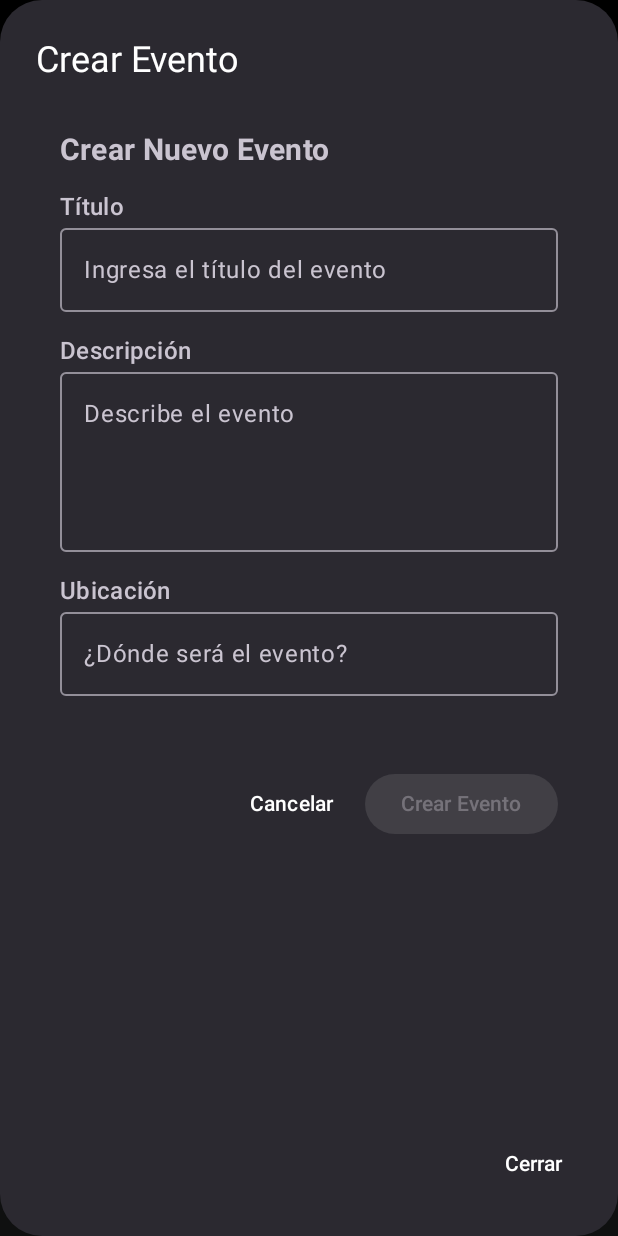
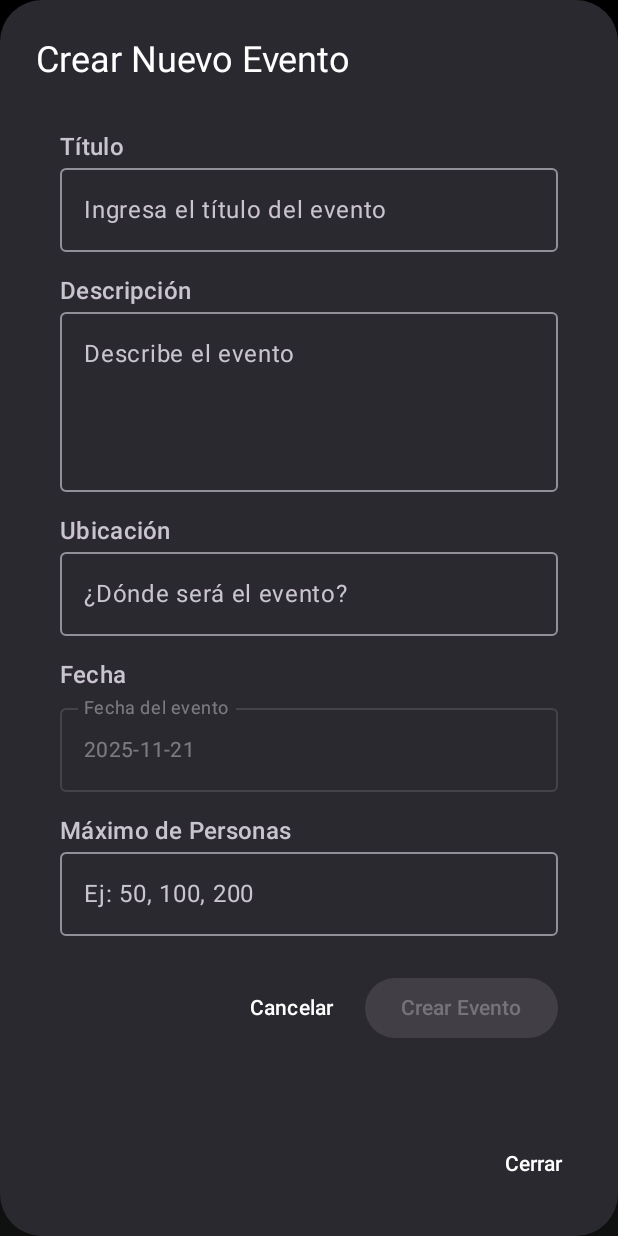
Before and after one commit to BMUOSOR/FrontendGestoreta, an Android app built with Jetpack Compose: the MainScreenGestor screen opened through its navigation route, after a tap on "Crear evento", on a phone screen of 412 x 824 dp. Run offline under Robolectric (Android 15) with nearby library versions, the phone set to English and light mode, and no system bars.

Commit message:
Datepicker Fecha y Max-Personas en Crear Eventos

```diff
--- a/app/src/main/java/com/example/frontendgestoreta/ui/components/CreateEventScreen.kt
+++ b/app/src/main/java/com/example/frontendgestoreta/ui/components/CreateEventScreen.kt
@@ -10,6 +10,9 @@ import androidx.compose.foundation.layout.fillMaxWidth
 import androidx.compose.foundation.layout.height
 import androidx.compose.foundation.layout.padding
 import androidx.compose.foundation.layout.width
+import androidx.compose.foundation.rememberScrollState
+import androidx.compose.foundation.text.KeyboardOptions
+import androidx.compose.foundation.verticalScroll
 import androidx.compose.material3.Button
 import androidx.compose.material3.OutlinedTextField
 import androidx.compose.material3.Text
@@ -22,6 +25,7 @@ import androidx.compose.runtime.setValue
 import androidx.compose.ui.Alignment
 import androidx.compose.ui.Modifier
 import androidx.compose.ui.text.font.FontWeight
+import androidx.compose.ui.text.input.KeyboardType
 import androidx.compose.ui.unit.dp
 import androidx.compose.ui.unit.sp
 import androidx.lifecycle.viewmodel.compose.viewModel
@@ -29,6 +33,9 @@ import com.example.frontendgestoreta.data.api.RetrofitClient
 import com.example.frontendgestoreta.data.models.EventDTO
 import com.example.frontendgestoreta.repository.EventRepository
 import com.example.frontendgestoreta.viewModel.EventViewModel
+import java.time.LocalDate
+import java.time.OffsetDateTime
+import java.time.ZoneOffset
 
 @Composable
 fun CreateEventScreen(
@@ -40,20 +47,18 @@ fun CreateEventScreen(
     var titulo by remember { mutableStateOf("") }
     var descripcion by remember { mutableStateOf("") }
     var ubicacion by remember { mutableStateOf("") }
+    var maxPersonas by remember { mutableStateOf("") }
+    var fecha by remember { mutableStateOf(LocalDate.now()) }
+
+    val scrollState = rememberScrollState()
 
     Column(
         modifier = Modifier
             .fillMaxSize()
-            .padding(16.dp),
+            .padding(16.dp)
+            .verticalScroll(scrollState),
         horizontalAlignment = Alignment.Start
     ) {
-        Text(
-            text = "Crear Nuevo Evento",
-            fontSize = 20.sp,
-            fontWeight = FontWeight.Bold
-        )
-        Spacer(modifier = Modifier.height(16.dp))
-
         // Campo Título
         Text(
             text = "Título",
@@ -92,6 +97,7 @@ fun CreateEventScreen(
 
         Spacer(modifier = Modifier.height(16.dp))
 
+        // Campo Ubicación
         Text(
             text = "Ubicación",
             fontWeight = FontWeight.Medium,
@@ -107,7 +113,45 @@ fun CreateEventScreen(
             singleLine = true
         )
 
-        Spacer(modifier = Modifier.height(24.dp))
+        Spacer(modifier = Modifier.height(16.dp))
+
+        // Campo Fecha
+        Text(
+            text = "Fecha",
+            fontWeight = FontWeight.Medium,
+            fontSize = 16.sp
+        )
+        Spacer(modifier = Modifier.height(4.dp))
+
+        DatePickerField(
+            label = "Fecha del evento",
+            date = fecha,
+            onDateSelected = { selected -> fecha = selected },
+            )
+        Spacer(modifier = Modifier.height(16.dp))
+
+        // Campo Máximo de Personas
+        Text(
+            text = "Máximo de Personas",
+            fontWeight = FontWeight.Medium,
+            fontSize = 16.sp
+        )
+        Spacer(modifier = Modifier.height(4.dp))
+        OutlinedTextField(
+            value = maxPersonas,
+            onValueChange = {
+                // Validar que solo sean números
+                if (it.all { char -> char.isDigit() } || it.isEmpty()) {
+                    maxPersonas = it
+                }
+            },
+            modifier = Modifier.fillMaxWidth(),
+            placeholder = { Text("Ej: 50, 100, 200") },
+            singleLine = true,
+            keyboardOptions = KeyboardOptions.Default.copy(
+                keyboardType = KeyboardType.Number
+            )
+        )
 
         Spacer(modifier = Modifier.height(24.dp))
 
@@ -129,7 +173,9 @@ fun CreateEventScreen(
                     val nuevoEvento = EventDTO(
                         titulo = titulo,
                         descripcion = descripcion,
-                        ubicacion = ubicacion
+                        ubicacion = ubicacion,
+                        fecha = fecha,
+                        maxPersonas = maxPersonas.toLongOrNull(),
                     )
                     Log.d("CreateEventScreen", "Evento creado: " + nuevoEvento.titulo)
                     viewModel.createEvent(nuevoEvento);
--- a/app/src/main/java/com/example/frontendgestoreta/ui/screens_gestor/MainScreenGestor.kt
+++ b/app/src/main/java/com/example/frontendgestoreta/ui/screens_gestor/MainScreenGestor.kt
@@ -166,7 +166,7 @@ fun MainScreenGestor(
             if (showCreateEventScreen) {
                 AlertDialog(
                     onDismissRequest = { showCreateEventScreen = false },
-                    title = { Text("Crear Evento") },
+                    title = { Text("Crear Nuevo Evento") },
                     text = {
                         CreateEventScreen(
                             onBack = { showCreateEventScreen = false }
```
